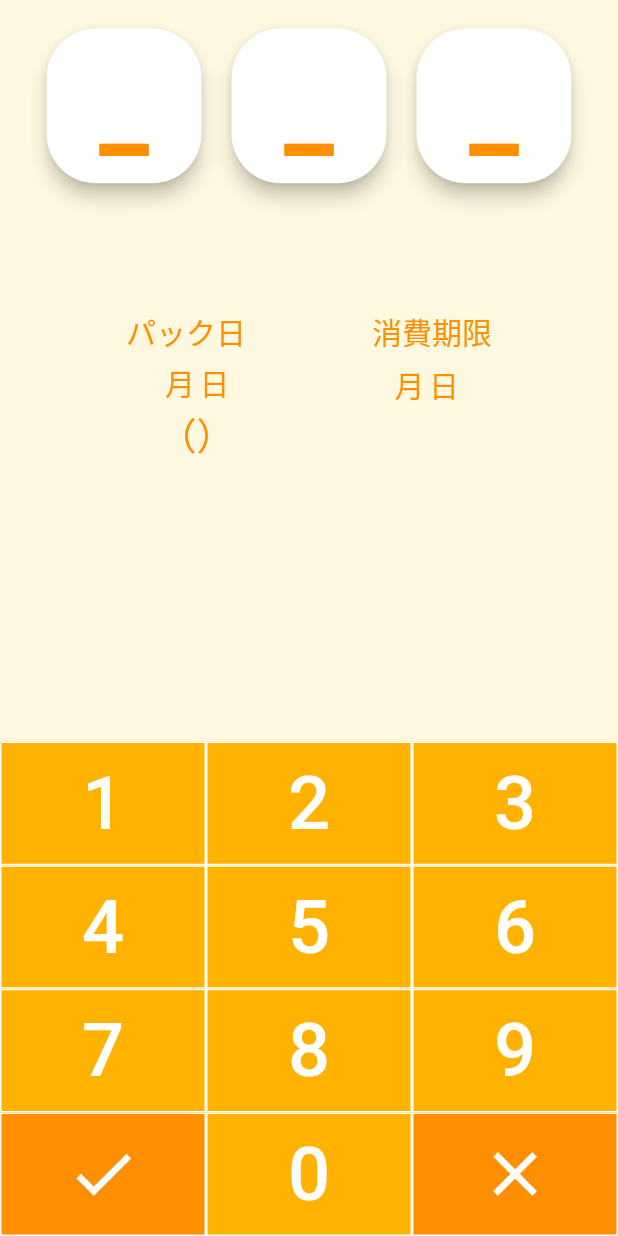
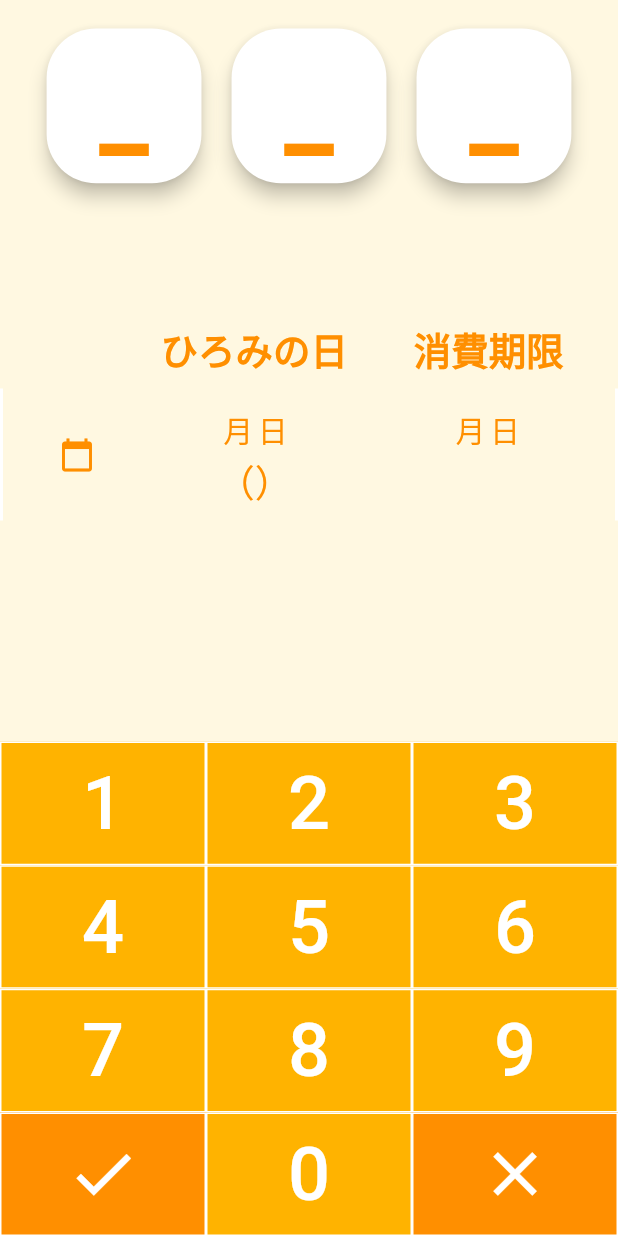
Before and after one commit to ushioda/ametama, a Flutter app: the screen it shows after launch, on a phone screen of 412 x 824 dp. Run offline on Flutter 3.47's test engine with Material 2 defaults, Android fonts, the phone set to English and light mode, and no system bars; Roboto replaces fonts that are missing (KosugiMaru).

Commit message:
edited layout

```diff
--- a/lib/constants.dart
+++ b/lib/constants.dart
@@ -9,6 +9,9 @@ const Color kMyShadow = Color(0xffababab);
 const String kNotoSansJP = 'NotoSansJP';
 const String kKosugiMaru = 'KosugiMaru';
 
-const double kResultDisplayNumberSize1 = 30.0;
-const double kResultDisplayNumberSize2 = 25.0;
-const double kResultDisplayFontSize = 20.0;
+const double kFontSize1 = 30.0;
+const double kFontSize2 = 25.0;
+const double kFontSize3 = 20.0;
+
+const int kFlexRatio1 = 4;
+const int kFlexRatio2 = 15;
--- a/lib/modules/result_display.dart
+++ b/lib/modules/result_display.dart
@@ -10,12 +10,33 @@ class ResultDisplay extends StatelessWidget {
     return Container(
       child: Consumer<DateData>(
         builder: (context, dateData, child) {
-          return Row(
+          return Container(
+            decoration: BoxDecoration(
+                border: Border.symmetric(
+              vertical: BorderSide(color: Colors.white, width: 2.0),
+            )),
+            padding: const EdgeInsets.all(8.0),
+            child: Row(
+              children: <Widget>[
+                Expanded(
+                  flex: 4,
+                  child: Icon(
+                    Icons.calendar_today,
+                    color: kDarkYellow,
+                  ),
+                ),
+                Expanded(
+                  flex: 15,
+                  child: Column(
+                    children: <Widget>[
+                      /// upper row of card
+                      Row(
                         mainAxisAlignment: MainAxisAlignment.spaceEvenly,
                         children: <Widget>[
-              Column(
-                children: <Widget>[
-                  Row(
+                          /// packed date
+                          Expanded(
+                            child: Row(
+                              mainAxisAlignment: MainAxisAlignment.center,
                               crossAxisAlignment: CrossAxisAlignment.baseline,
                               textBaseline: TextBaseline.alphabetic,
                               children: <Widget>[
@@ -24,7 +45,7 @@ class ResultDisplay extends StatelessWidget {
                                       ? '${dateData.packedDate.month.toString()}'
                                       : '',
                                   style: TextStyle(
-                          fontSize: kResultDisplayNumberSize1,
+                                    fontSize: kFontSize1,
                                     color: kDarkYellow,
                                   ),
                                 ),
@@ -32,7 +53,7 @@ class ResultDisplay extends StatelessWidget {
                                 Text(
                                   '月',
                                   style: TextStyle(
-                            fontSize: kResultDisplayFontSize,
+                                      fontSize: kFontSize3,
                                       fontFamily: kKosugiMaru,
                                       color: kDarkYellow),
                                 ),
@@ -42,7 +63,7 @@ class ResultDisplay extends StatelessWidget {
                                       ? '${dateData.packedDate.day.toString()}'
                                       : '',
                                   style: TextStyle(
-                          fontSize: kResultDisplayNumberSize1,
+                                    fontSize: kFontSize1,
                                     color: kDarkYellow,
                                   ),
                                 ),
@@ -50,21 +71,81 @@ class ResultDisplay extends StatelessWidget {
                                 Text(
                                   '日',
                                   style: TextStyle(
-                          fontSize: kResultDisplayFontSize,
+                                    fontSize: kFontSize3,
                                     fontFamily: kKosugiMaru,
                                     color: kDarkYellow,
                                   ),
                                 ),
                               ],
                             ),
+                          ),
+
+                          /// expiration date
+                          Expanded(
+                            child: Row(
+                              mainAxisAlignment: MainAxisAlignment.center,
+                              crossAxisAlignment: CrossAxisAlignment.baseline,
+                              textBaseline: TextBaseline.alphabetic,
+                              children: <Widget>[
+                                Text(
+                                  dateData.expirationDate != null
+                                      ? '${dateData.expirationDate.month.toString()}'
+                                      : '',
+                                  style: TextStyle(
+                                    fontSize: kFontSize1,
+                                    color: kDarkYellow,
+                                  ),
+                                ),
+                                SizedBox(width: 1),
+                                Text(
+                                  '月',
+                                  style: TextStyle(
+                                      fontSize: kFontSize3,
+                                      fontFamily: kKosugiMaru,
+                                      color: kDarkYellow),
+                                ),
+                                SizedBox(width: 2),
+                                Text(
+                                  dateData.expirationDate != null
+                                      ? '${dateData.expirationDate.day.toString()}'
+                                      : '',
+                                  style: TextStyle(
+                                    fontSize: kFontSize1,
+                                    color: kDarkYellow,
+                                  ),
+                                ),
+                                SizedBox(width: 1),
+                                Text(
+                                  '日',
+                                  style: TextStyle(
+                                    fontSize: kFontSize3,
+                                    fontFamily: kKosugiMaru,
+                                    color: kDarkYellow,
+                                  ),
+                                ),
+                              ],
+                            ),
+                          ),
+                        ],
+                      ),
+
+                      /// lower row of card
                       Row(
+                        crossAxisAlignment: CrossAxisAlignment.baseline,
+                        textBaseline: TextBaseline.alphabetic,
+                        mainAxisAlignment: MainAxisAlignment.spaceEvenly,
+                        children: <Widget>[
+                          /// julian date
+                          Expanded(
+                            child: Row(
+                              mainAxisAlignment: MainAxisAlignment.center,
                               crossAxisAlignment: CrossAxisAlignment.baseline,
                               textBaseline: TextBaseline.alphabetic,
                               children: <Widget>[
                                 Text(
                                   '（',
                                   style: TextStyle(
-                          fontSize: kResultDisplayNumberSize2,
+                                    fontSize: kFontSize2,
                                     fontFamily: kKosugiMaru,
                                     color: kDarkYellow,
                                   ),
@@ -74,67 +155,26 @@ class ResultDisplay extends StatelessWidget {
                                       ? '${DateConverter().julianToString(dateData.julianDate)}'
                                       : '',
                                   style: TextStyle(
-                          fontSize: kResultDisplayNumberSize2,
+                                    fontSize: kFontSize2,
                                     color: kDarkYellow,
                                   ),
                                 ),
                                 Text(
                                   '）',
                                   style: TextStyle(
-                          fontSize: kResultDisplayNumberSize2,
+                                    fontSize: kFontSize2,
                                     fontFamily: kKosugiMaru,
                                     color: kDarkYellow,
                                   ),
                                 ),
                               ],
                             ),
-                ],
                           ),
-              Column(
-                children: <Widget>[
-                  Row(
-                    crossAxisAlignment: CrossAxisAlignment.baseline,
-                    textBaseline: TextBaseline.alphabetic,
-                    children: <Widget>[
-                      Text(
-                        dateData.expirationDate != null
-                            ? '${dateData.expirationDate.month.toString()}'
-                            : '',
-                        style: TextStyle(
-                          fontSize: kResultDisplayNumberSize1,
-                          color: kDarkYellow,
-                        ),
-                      ),
-                      SizedBox(width: 1),
-                      Text(
-                        '月',
-                        style: TextStyle(
-                            fontSize: kResultDisplayFontSize,
-                            fontFamily: kKosugiMaru,
-                            color: kDarkYellow),
-                      ),
-                      SizedBox(width: 2),
-                      Text(
-                        dateData.expirationDate != null
-                            ? '${dateData.expirationDate.day.toString()}'
-                            : '',
-                        style: TextStyle(
-                          fontSize: kResultDisplayNumberSize1,
-                          color: kDarkYellow,
-                        ),
-                      ),
-                      SizedBox(width: 1),
-                      Text(
-                        '日',
-                        style: TextStyle(
-                          fontSize: kResultDisplayFontSize,
-                          fontFamily: kKosugiMaru,
-                          color: kDarkYellow,
-                        ),
-                      ),
-                    ],
-                  ),
-                  Row(
+
+                          /// in how many days it expires
+                          Expanded(
+                            child: Row(
+                              mainAxisAlignment: MainAxisAlignment.center,
                               crossAxisAlignment: CrossAxisAlignment.baseline,
                               textBaseline: TextBaseline.alphabetic,
                               children: <Widget>[
@@ -145,7 +185,7 @@ class ResultDisplay extends StatelessWidget {
                                           : '${-dateData.daysUntilExpiration}')
                                       : '',
                                   style: TextStyle(
-                            fontSize: kResultDisplayNumberSize1,
+                                      fontSize: kFontSize1,
                                       fontWeight: FontWeight.bold,
                                       color: dateData.expirationDate != null
                                           ? (dateData.daysUntilExpiration > 0
@@ -156,11 +196,13 @@ class ResultDisplay extends StatelessWidget {
                                 SizedBox(width: 1),
                                 Text(
                                   dateData.expirationDate != null
-                            ? (dateData.daysUntilExpiration > 0 ? '日後' : '日前')
+                                      ? (dateData.daysUntilExpiration > 0
+                                          ? '日後'
+                                          : '日前')
                                       : '',
                                   style: TextStyle(
                                       fontFamily: kKosugiMaru,
-                            fontSize: kResultDisplayFontSize,
+                                      fontSize: kFontSize3,
                                       fontWeight: FontWeight.bold,
                                       color: dateData.expirationDate != null
                                           ? (dateData.daysUntilExpiration > 0
@@ -170,9 +212,14 @@ class ResultDisplay extends StatelessWidget {
                                 ),
                               ],
                             ),
+                          ),
                         ],
                       ),
                     ],
+                  ),
+                ),
+              ],
+            ),
           );
         },
       ),
--- a/lib/screens/top_screen.dart
+++ b/lib/screens/top_screen.dart
@@ -20,26 +20,48 @@ class TopScreen extends StatelessWidget {
               flex: 7,
               child: Column(
                 children: <Widget>[
-                  Row(
+                  Padding(
+                    padding: const EdgeInsets.all(8.0),
+                    child: Row(
                       mainAxisAlignment: MainAxisAlignment.spaceEvenly,
                       children: <Widget>[
-                      Text(
-                        'パック日',
+                        Expanded(flex: kFlexRatio1, child: Container()),
+                        Expanded(
+                          flex: kFlexRatio2,
+                          child: Row(
+                            mainAxisAlignment: MainAxisAlignment.spaceEvenly,
+                            children: <Widget>[
+                              Expanded(
+                                child: Center(
+                                  child: Text(
+                                    'ひろみの日',
                                     style: TextStyle(
-                          fontSize: 20,
+                                      fontWeight: FontWeight.bold,
+                                      fontSize: kFontSize2,
                                       fontFamily: kKosugiMaru,
                                       color: kDarkYellow,
                                     ),
                                   ),
-                      Text(
+                                ),
+                              ),
+                              Expanded(
+                                child: Center(
+                                  child: Text(
                                     '消費期限',
                                     style: TextStyle(
-                          fontSize: 20,
+                                      fontWeight: FontWeight.bold,
+                                      fontSize: kFontSize2,
                                       fontFamily: kKosugiMaru,
                                       color: kDarkYellow,
                                     ),
                                   ),
+                                ),
+                              ),
                             ],
+                          ),
+                        ),
+                      ],
+                    ),
                   ),
                   ResultDisplay(),
                 ],
```
Lines whose indentation alone changed are shown as unchanged.
